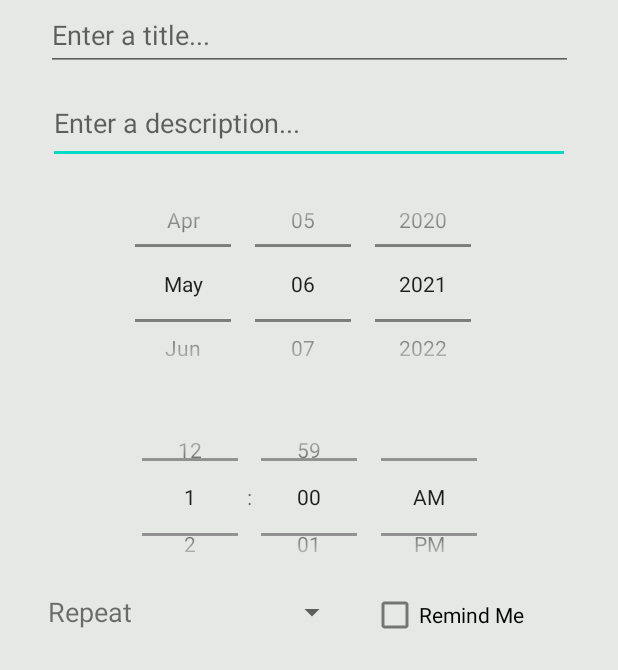
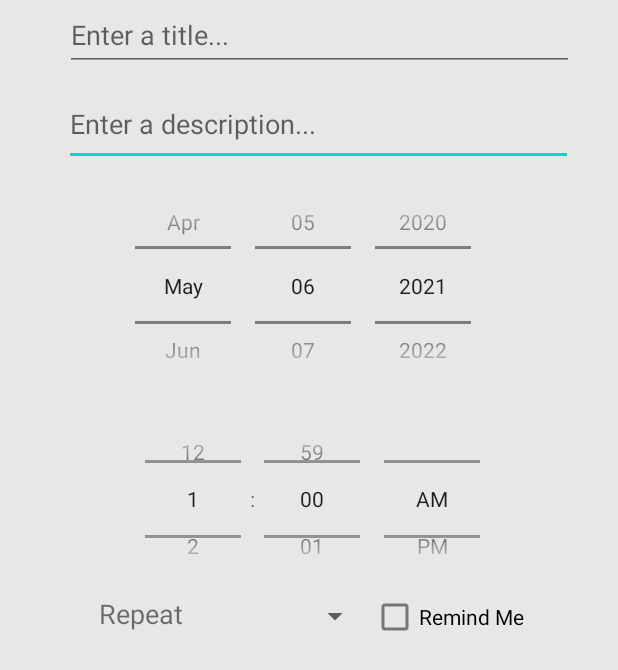
Before and after one commit to halishaah/COMP-380-L-Introduction-to-Software-Engineering, an Android app: the layout create_todo.xml on its own in the app's theme, with its tools: preview values and no code run, on a phone screen of 412 x 824 dp. Shown: the top 670 px of the screen. Run offline under Robolectric (Android 15) with nearby library versions, the phone set to English and light mode, and no system bars.

```diff
--- a/app/src/main/res/layout/create_todo.xml
+++ b/app/src/main/res/layout/create_todo.xml
@@ -10,20 +10,22 @@
 
     <EditText
         android:id="@+id/update_desc"
-        android:layout_width="348dp"
-        android:layout_height="54dp"
+        android:layout_width="339dp"
+        android:layout_height="55dp"
         android:layout_marginTop="8dp"
         android:hint="Enter a description..."
         app:layout_constraintEnd_toEndOf="parent"
+        app:layout_constraintHorizontal_bias="0.583"
         app:layout_constraintStart_toStartOf="parent"
         app:layout_constraintTop_toBottomOf="@+id/update_title" />
 
     <EditText
         android:id="@+id/update_title"
-        android:layout_width="351dp"
+        android:layout_width="339dp"
         android:layout_height="47dp"
         android:hint="Enter a title..."
         app:layout_constraintEnd_toEndOf="parent"
+        app:layout_constraintHorizontal_bias="0.6"
         app:layout_constraintStart_toStartOf="parent"
         app:layout_constraintTop_toTopOf="parent" />
 
@@ -47,6 +49,7 @@
         android:layout_centerVertical="true"
         android:timePickerMode="spinner"
         app:layout_constraintEnd_toEndOf="parent"
+        app:layout_constraintHorizontal_bias="0.531"
         app:layout_constraintStart_toStartOf="parent"
         app:layout_constraintTop_toBottomOf="@+id/datePicker" />
 
@@ -56,10 +59,10 @@
         android:layout_height="28dp"
         app:layout_constraintBottom_toBottomOf="parent"
         app:layout_constraintEnd_toStartOf="@+id/checkBox"
-        app:layout_constraintHorizontal_bias="0.884"
+        app:layout_constraintHorizontal_bias="1.0"
         app:layout_constraintStart_toStartOf="parent"
         app:layout_constraintTop_toBottomOf="@+id/timePicker1"
-        app:layout_constraintVertical_bias="0.0" />
+        app:layout_constraintVertical_bias="0.003" />
 
     <CheckBox
         android:id="@+id/checkBox"
@@ -75,13 +78,13 @@
 
     <TextView
         android:id="@+id/textView"
-        android:layout_width="77dp"
+        android:layout_width="66dp"
         android:layout_height="28dp"
         android:text="Repeat"
         android:textSize="18sp"
         app:layout_constraintBottom_toBottomOf="parent"
         app:layout_constraintEnd_toStartOf="@+id/recurring_spinner"
-        app:layout_constraintHorizontal_bias="0.808"
+        app:layout_constraintHorizontal_bias="1.0"
         app:layout_constraintStart_toStartOf="parent"
         app:layout_constraintTop_toBottomOf="@+id/timePicker1"
         app:layout_constraintVertical_bias="0.003" />
```
